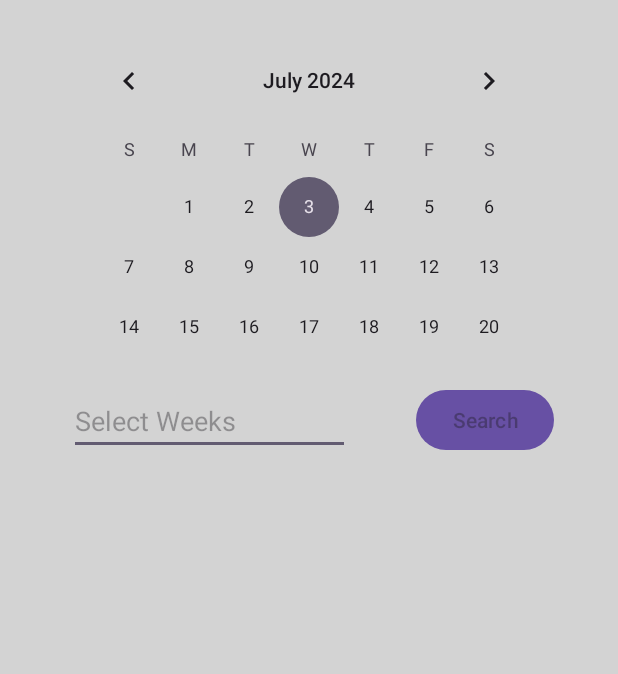
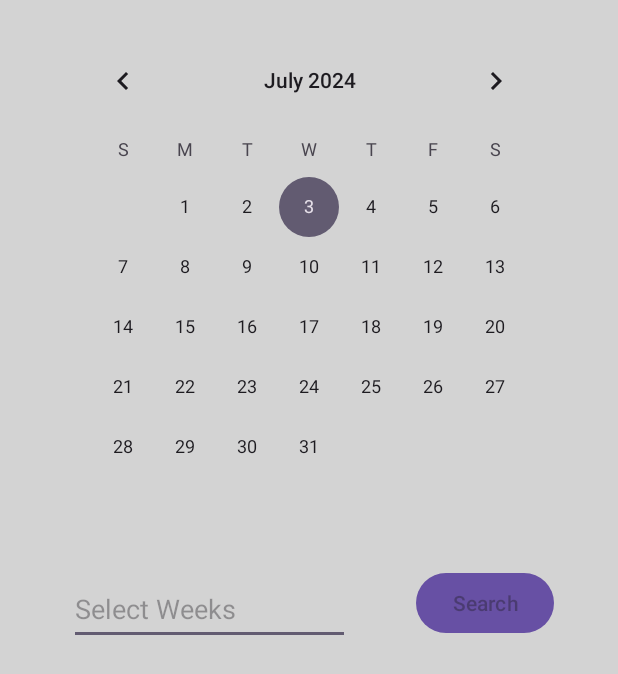
Before and after one commit to Hernies/PMDWeather, an Android app: the HistoryActivity screen opened directly, with no data from a screen before it, on a phone screen of 412 x 824 dp. Shown: the top 674 px of the screen. Run offline under Robolectric (Android 15) with nearby library versions, the phone set to English and light mode, and no system bars.

Commit message:
Historial Muestra datos correctos para fecha y semanas seleccionadas para datos disponibles

```diff
--- a/app/src/main/java/com/pmdweather/MainActivity.java
+++ b/app/src/main/java/com/pmdweather/MainActivity.java
@@ -112,7 +112,7 @@ public class MainActivity extends AppCompatActivity {
                 startActivity(history);
             }
         });
-        Button citySelection = findViewById(R.id.cityNameTextView);
+        ImageButton citySelection = findViewById(R.id.selectNameCity);
         citySelection.setOnClickListener(new View.OnClickListener() {
             @Override
             public void onClick(View v) {
--- a/app/src/main/res/layout/activity_historico.xml
+++ b/app/src/main/res/layout/activity_historico.xml
@@ -10,8 +10,8 @@
     <!-- Calendario para seleccionar el día -->
     <CalendarView
         android:id="@+id/calendarView"
-        android:layout_width="320dp"
-        android:layout_height="220dp"
+        android:layout_width="330dp"
+        android:layout_height="342dp"
         android:layout_marginTop="20dp"
         app:layout_constraintBottom_toTopOf="@id/weeksEditText"
         app:layout_constraintEnd_toEndOf="parent"
@@ -20,13 +20,10 @@
         app:layout_constraintTop_toTopOf="parent" />
 
     <!-- Campo para seleccionar el número de semanas -->
-
-    <!-- Lista para mostrar los días con el clima -->
-
     <EditText
         android:id="@+id/weeksEditText"
         android:layout_width="187dp"
-        android:layout_height="43dp"
+        android:layout_height="48dp"
         android:layout_marginStart="16dp"
         android:layout_marginTop="20dp"
         android:layout_marginEnd="16dp"
@@ -45,15 +42,15 @@
         android:layout_marginTop="16dp"
         android:layout_marginBottom="407dp"
         android:hint="@string/search"
-        app:layout_constraintBottom_toBottomOf="@+id/historicoListView"
+        app:layout_constraintBottom_toBottomOf="@+id/historicoScrollView"
         app:layout_constraintEnd_toEndOf="parent"
         app:layout_constraintHorizontal_bias="0.0"
         app:layout_constraintStart_toEndOf="@+id/weeksEditText"
         app:layout_constraintTop_toBottomOf="@+id/calendarView"
         app:layout_constraintVertical_bias="0.0" />
 
-    <ListView
-        android:id="@+id/historicoListView"
+    <ScrollView
+        android:id="@+id/historicoScrollView"
         android:layout_width="match_parent"
         android:layout_height="0dp"
         android:layout_marginTop="20dp"
@@ -61,6 +58,13 @@
         app:layout_constraintBottom_toBottomOf="parent"
         app:layout_constraintEnd_toEndOf="parent"
         app:layout_constraintStart_toStartOf="parent"
-        app:layout_constraintTop_toBottomOf="@id/weeksEditText" />
+        app:layout_constraintTop_toBottomOf="@id/weeksEditText">
+
+        <LinearLayout
+            android:id="@+id/historicoListView"
+            android:layout_width="match_parent"
+            android:layout_height="wrap_content"
+            android:orientation="vertical"/>
+    </ScrollView>
 
 </androidx.constraintlayout.widget.ConstraintLayout>
```
Also changed, not shown: app/src/main/java/com/pmdweather/HistoryActivity.java (+92 -6 lines), app/src/main/java/com/pmdweather/db/WeatherDAO.java (+4 -3 lines), app/src/main/java/com/pmdweather/services/DatabaseService.java (+11 -1 lines).
